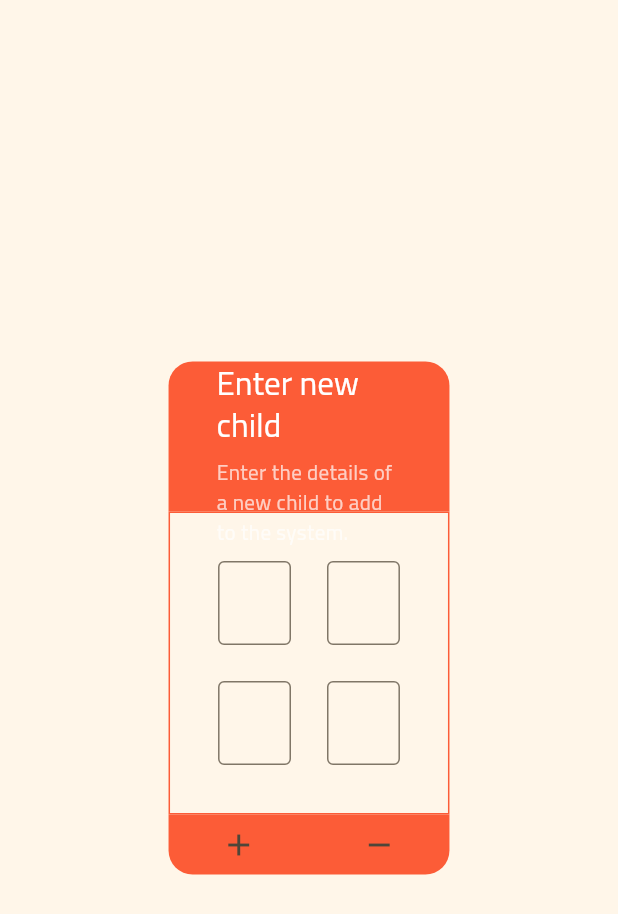
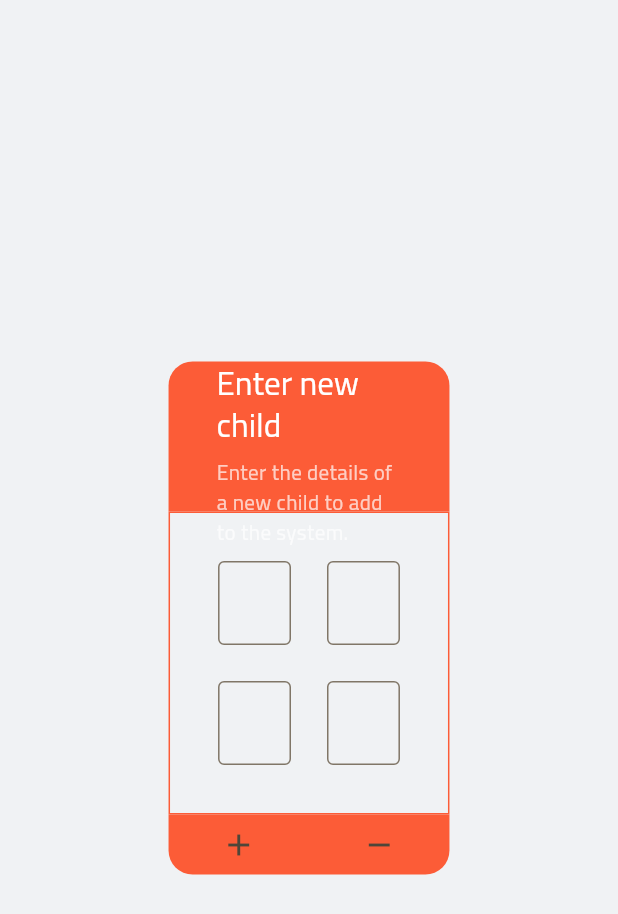
Before and after one commit to Ahmedmahmouddd/Dopamine-Kids-Area, a Flutter app: the AddChildScreen screen opened directly, on a phone screen of 412 x 824 dp. Shown: the top 914 px of the screen. Run offline on Flutter 3.47's test engine with Material 3 defaults, Android fonts, the phone set to English and light mode, and no system bars; our stand-ins replace flutter_svg; missing offline and left inert: window_manager; project files that could hold a hidden picture were left out.

Commit message:
work on top bar and screen layout

```diff
--- a/lib/core/theme/app_colors.dart
+++ b/lib/core/theme/app_colors.dart
@@ -1,12 +1,17 @@
 import 'package:flutter/material.dart';
 
 class AppColors {
-  static const Color primary = Color(0xFFF4B21B);
-  static const Color secondary = Color(0xFFE3302D);
-  static const Color button = Color(0xFFFC5C37);
-  static const Color accent = Color(0xFF4A4294);
-  static const Color background = Color(0xFFFFF6E9);
-  static const Color textPrimary = Color(0xFF2B2B2B);
-  static const Color textSecondary = Color(0xFF6B6B6B);
-  static const Color white = Colors.white;
+  static const Color white = Color(0xFFFFFFFF);
+  static const Color darkWhite = Color(0xFFF0F2F4);
+  static const Color lightGrey = Color.fromARGB(255, 224, 227, 230);
+  static const Color grey = Color.fromARGB(255, 132, 132, 132);
+  static const Color black = Color(0xFF000000);
+  static const Color yellow = Color(0xFFF4B21B);
+  static const Color red = Color(0xFFE3302D);
+  static const Color green = Color(0xFF66cb9f);
+  static const Color orange = Color(0xFFFC5C37);
+  static const Color purple = Color(0xFF4A4294);
+  static const Color lightRed = Color(0xFFffe6e4);
+  static const Color lightGreen = Color(0xFFdeffee);
+  static const Color secondaryText = Color(0xFF718096);
 }
--- a/lib/core/theme/app_theme.dart
+++ b/lib/core/theme/app_theme.dart
@@ -5,21 +5,21 @@ class AppTheme {
   static ThemeData lightTheme = ThemeData(
     useMaterial3: true,
     fontFamily: 'Cairo',
-    scaffoldBackgroundColor: AppColors.background,
-    primaryColor: AppColors.primary,
+    scaffoldBackgroundColor: AppColors.darkWhite,
+    primaryColor: AppColors.yellow,
     colorScheme: ColorScheme.fromSeed(
-      seedColor: AppColors.primary,
-      primary: AppColors.primary,
-      secondary: AppColors.accent,
-      background: AppColors.background,
+      seedColor: AppColors.yellow,
+      primary: AppColors.yellow,
+      secondary: AppColors.purple,
+      background: AppColors.darkWhite,
       surface: AppColors.white,
       onPrimary: AppColors.white,
       onSecondary: AppColors.white,
-      onSurface: AppColors.textPrimary,
+      onSurface: AppColors.black,
     ),
     elevatedButtonTheme: ElevatedButtonThemeData(
       style: ElevatedButton.styleFrom(
-        backgroundColor: AppColors.button,
+        backgroundColor: AppColors.orange,
         foregroundColor: AppColors.white,
         textStyle: const TextStyle(
           fontFamily: 'Cairo',
--- a/lib/features/add_child/presentation/screens/add_child_screen.dart
+++ b/lib/features/add_child/presentation/screens/add_child_screen.dart
@@ -22,7 +22,7 @@ class AddChildScreen extends StatelessWidget {
                       height: 100,
                       width: double.infinity,
                       decoration: BoxDecoration(
-                        color: AppColors.button,
+                        color: AppColors.orange,
                         borderRadius: const BorderRadius.only(
                           topLeft: Radius.circular(16),
                           topRight: Radius.circular(16),
@@ -52,7 +52,7 @@ class AddChildScreen extends StatelessWidget {
 
                     Container(
                       decoration: BoxDecoration(
-                        border: Border.all(color: AppColors.button),
+                        border: Border.all(color: AppColors.orange),
                       ),
                       child: Form(
                         child: Padding(
@@ -122,7 +122,7 @@ class AddChildScreen extends StatelessWidget {
                     Container(
                       height: 40,
                       decoration: BoxDecoration(
-                        color: AppColors.button,
+                        color: AppColors.orange,
                         borderRadius: const BorderRadius.only(
                           bottomLeft: Radius.circular(16),
                           bottomRight: Radius.circular(16),
--- a/lib/main.dart
+++ b/lib/main.dart
@@ -1,9 +1,8 @@
 import 'dart:io';
-
 import 'package:flutter/material.dart';
 import 'package:flutter_localizations/flutter_localizations.dart';
+import 'package:kids_area_system/shared/widgets/main_layout.dart';
 import 'package:kids_area_system/core/theme/app_theme.dart';
-import 'package:kids_area_system/features/add_child/presentation/screens/add_child_screen.dart';
 import 'package:kids_area_system/generated/l10n.dart';
 import 'package:window_manager/window_manager.dart';
 
@@ -36,6 +35,7 @@ class MyApp extends StatelessWidget {
   @override
   Widget build(BuildContext context) {
     return MaterialApp(
+      debugShowCheckedModeBanner: false,
       locale: const Locale('en'),
       localizationsDelegates: [
         S.delegate,
@@ -45,7 +45,7 @@ class MyApp extends StatelessWidget {
       ],
       supportedLocales: S.delegate.supportedLocales,
       theme: AppTheme.lightTheme,
-      home: const AddChildScreen(),
+      home: const MainLayout(),
     );
   }
 }
--- a/pubspec.yaml
+++ b/pubspec.yaml
@@ -33,6 +33,8 @@ dependencies:
     sdk: flutter
   flutter_localizations:
     sdk: flutter
+  flutter_svg: ^2.2.0
+  intl: ^0.20.2
   window_manager: ^0.5.0
 
 dev_dependencies:
```
Also changed, not shown: lib/core/theme/app_text_styles.dart (+8 -8 lines), lib/features/current_sessions/presentation/screens/current_sessions_screen.dart (added, +10 -0 lines), lib/features/dashboard/presentation/screens/dashboard_screen.dart (added, +10 -0 lines), lib/l10n/intl_en.arb (+6 -1 lines), lib/shared/widgets/app_topbar.dart (added, +73 -0 lines), lib/shared/widgets/main_layout.dart (added, +50 -0 lines), lib/shared/widgets/top_bar_button.dart (added, +43 -0 lines), lib/shared/widgets/top_bar_tap.dart (added, +49 -0 lines), assets/icons/notification.svg (added), assets/icons/setting.svg (added), assets/images/logo.svg (added), lib/core/constants.dart (added), lib/generated/intl/messages_en.dart, lib/generated/l10n.dart, 1 more files.
